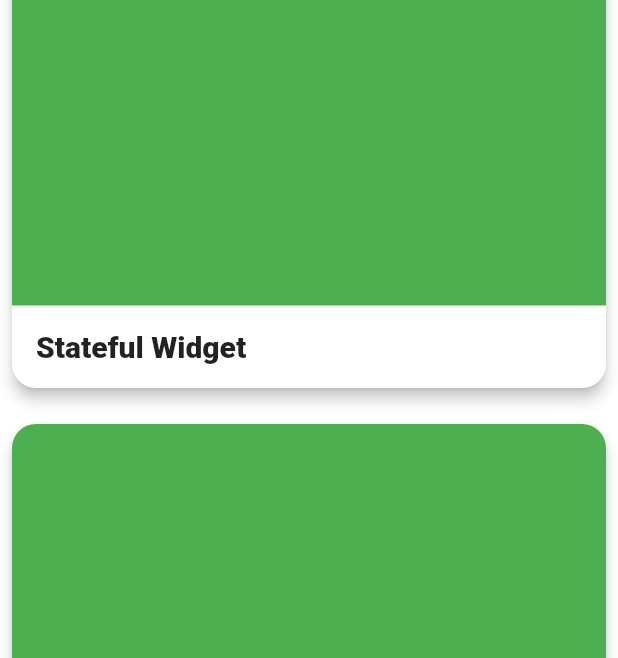
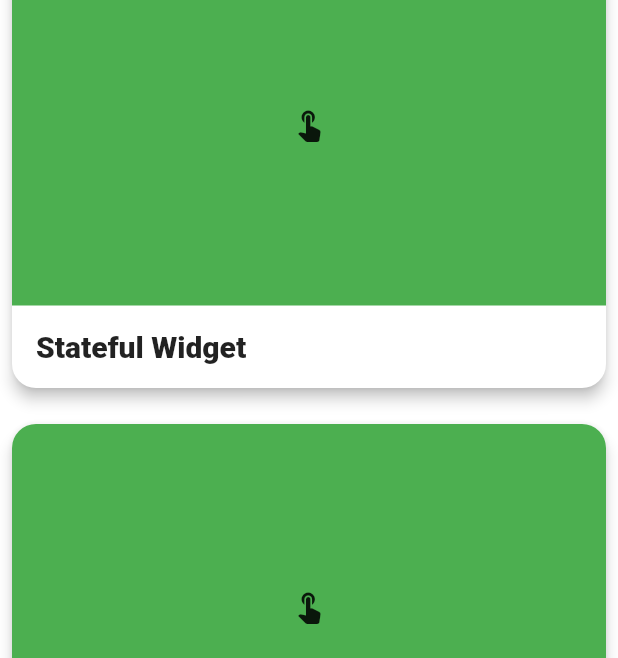
Before and after one commit to tristanvda/flutter_basic_widget_states, a Flutter app: the screen it shows after launch, scrolled down 56 dp, on a phone screen of 412 x 824 dp. Shown: the part 575-1233 px from the top of the screen. Run offline on Flutter 3.47's test engine with Material 2 defaults, Android fonts, the phone set to English and light mode, and no system bars.

Commit message:
* Add icons

```diff
--- a/lib/states_example.dart
+++ b/lib/states_example.dart
@@ -91,17 +91,23 @@ class StatesExamplePage extends StatelessWidget {
                       const StatefulColorWidget(
                         keepAlive: false,
                         title: "Stateful Widget",
+                        center: Icon(Icons.touch_app),
                       ),
                       _space(),
                       //StatefulWidget with keepAlive
                       const StatefulColorWidget(
                         keepAlive: true,
                         title: "Stateful Widget with keepAlive=true",
+                        center: Icon(Icons.touch_app),
                       ),
                       _space(),
                       //StatelessWidget with consumer
-                      const ChangeNotifiedColorWidget(
+                      ChangeNotifiedColorWidget(
                         title: "Change notifier widget",
+                        center: Text(
+                          "Select color in tool bar",
+                          style: Theme.of(context).textTheme.bodyLarge,
+                        ),
                       ),
                       const SizedBox(height: 2000.0), //Add enough space so items can be scrolled out of viewport
                     ],
@@ -144,11 +150,13 @@ class StatelessColorWidget extends StatelessWidget {
 class StatefulColorWidget extends StatefulWidget {
   final bool keepAlive;
   final String title;
+  final Icon? center;
 
   const StatefulColorWidget({
     Key? key,
     required this.keepAlive,
     required this.title,
+    this.center,
   }) : super(key: key);
 
   @override
@@ -182,6 +190,7 @@ class _StatefulColorWidgetState extends State<StatefulColorWidget> with Automati
       child: ColorCard(
         color: _randomColor,
         title: widget.title,
+        center: widget.center,
       ),
     );
   }
@@ -192,12 +201,14 @@ class _StatefulColorWidgetState extends State<StatefulColorWidget> with Automati
 
 //A stateless widget that receives it's color from a change notifier from a parent inherited widget
 class ChangeNotifiedColorWidget extends StatelessWidget {
-  final String title;
-
   const ChangeNotifiedColorWidget({
     Key? key,
     required this.title,
+    this.center,
   }) : super(key: key);
+
+  final String title;
+  final Widget? center;
 
   @override
   Widget build(BuildContext context) {
@@ -205,6 +216,7 @@ class ChangeNotifiedColorWidget extends StatelessWidget {
       return ColorCard(
         color: colorsWithName[colorName.value]!,
         title: title,
+        center: center,
       );
     });
   }
@@ -215,10 +227,12 @@ class ColorCard extends StatelessWidget {
     super.key,
     required this.color,
     required this.title,
+    this.center,
   });
 
   final String title;
   final Color color;
+  final Widget? center;
 
   @override
   Widget build(BuildContext context) {
@@ -232,6 +246,9 @@ class ColorCard extends StatelessWidget {
             Expanded(
               child: Container(
                 color: color,
+                child: Center(
+                  child: center,
+                ),
               ),
             ),
             Padding(
```
